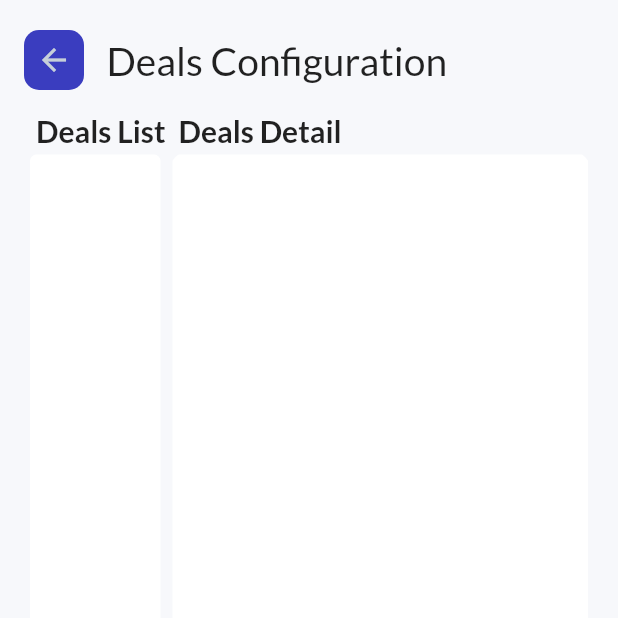
After one commit to pratyushharsh/parchi, a Flutter app: the CreateEditDealsView screen opened by its route, on a phone screen of 412 x 824 dp, the top half of it. The commit adds this screen. Run offline on Flutter 3.47's test engine with Material 2 defaults, Android fonts, the light colour scheme and no system bars; our stand-ins replace awesome_snackbar_content, barcode_widget, bloc, blurrycontainer, cached_network_image, connectivity_plus and 24 more; missing offline and left inert: amazon_cognito_identity_dart_2, bluetooth_print, dart:ffi, number_to_words; accounts and stored records are empty; generated files the repository leaves out were written again; network calls fail; project files that could hold a hidden picture were left out.

Commit message:
Changes to implement the deals engine

```diff
--- a/assets/translations/en-US.json
+++ b/assets/translations/en-US.json
@@ -95,6 +95,7 @@
     "_cancelTransaction": "Cancel Transaction",
     "_cancelTransactionLabel": "Would you like to cancel this transaction?",
     "_tenderAmount": "Tender Amount \n {amount}",
+    "_dealsConfiguration": "Deals Configuration",
 
     "_taxGroupLabel": "Tax Group: {groupId} | {groupName}",
     "_receiptNoLabel": "Ord : {receiptNo}",
--- a/lib/src/config/route_config.dart
+++ b/lib/src/config/route_config.dart
@@ -23,6 +23,7 @@ import '../module/about/about_view.dart';
 import '../module/bulk_import/bulk_import_view.dart';
 import '../module/create_edit_customer/create_edit_customer_view.dart';
 import '../module/create_new_item/modify_line_item_screen.dart';
+import '../module/deals/create_edit_deals.dart';
 import '../module/employee/employee_list_view.dart';
 import '../module/receipt_display/invoice_display.dart';
 import '../module/receipt_setting/invoice_setting_view.dart';
@@ -55,6 +56,7 @@ class RouteConfig {
   static const String employeeScreen = "/employee";
   static const String sequenceConfigScreen = "/sequence-config";
   static const String bulkImportScreen = "/bulk-import";
+  static const String createDealScreen = "/deals";
 
 
   static Route<dynamic> onGenerateRoute(RouteSettings settings) {
@@ -128,6 +130,8 @@ class RouteConfig {
         return MaterialPageRoute(builder: (_) => const CreateEditSequenceView());
       case bulkImportScreen:
         return MaterialPageRoute(builder: (_) => const BulkImportView());
+      case createDealScreen:
+        return MaterialPageRoute(builder: (_) => const CreateEditDealsView());
       default:
         return MaterialPageRoute(
             builder: (_) => Scaffold(
--- /dev/null
+++ b/lib/src/module/deals/bloc/create_edit_deals_bloc.dart
@@ -0,0 +1,15 @@
+import 'dart:async';
+
+import 'package:bloc/bloc.dart';
+import 'package:meta/meta.dart';
+
+part 'create_edit_deals_event.dart';
+part 'create_edit_deals_state.dart';
+
+class CreateEditDealsBloc extends Bloc<CreateEditDealsEvent, CreateEditDealsState> {
+  CreateEditDealsBloc() : super(CreateEditDealsInitial()) {
+    on<CreateEditDealsEvent>((event, emit) {
+      // TODO: implement event handler
+    });
+  }
+}
--- /dev/null
+++ b/lib/src/module/deals/bloc/create_edit_deals_event.dart
@@ -0,0 +1,4 @@
+part of 'create_edit_deals_bloc.dart';
+
+@immutable
+abstract class CreateEditDealsEvent {}
--- /dev/null
+++ b/lib/src/module/deals/bloc/create_edit_deals_state.dart
@@ -0,0 +1,6 @@
+part of 'create_edit_deals_bloc.dart';
+
+@immutable
+abstract class CreateEditDealsState {}
+
+class CreateEditDealsInitial extends CreateEditDealsState {}
--- /dev/null
+++ b/lib/src/module/deals/bloc/deals_config_desktop.dart
@@ -0,0 +1,59 @@
+import 'package:flutter/material.dart';
+
+class DealsConfigDesktopView extends StatelessWidget {
+  const DealsConfigDesktopView({Key? key}) : super(key: key);
+
+  @override
+  Widget build(BuildContext context) {
+    return Column(
+      children: [
+        Row(children: const [
+          Expanded(
+            flex: 1,
+            child: Padding(
+              padding: EdgeInsets.only(left: 8.0),
+              child: Text(
+                "Deals List",
+                style: TextStyle(fontSize: 20, fontWeight: FontWeight.bold),
+              ),
+            ),
+          ),
+          Expanded(
+            flex: 3,
+            child: Padding(
+              padding: EdgeInsets.only(left: 8.0),
+              child: Text(
+                "Deals Detail",
+                style: TextStyle(fontSize: 20, fontWeight: FontWeight.bold),
+              ),
+            ),
+          )
+        ]),
+        Expanded(
+          child: Row(children: [
+            Expanded(
+              flex: 1,
+              child: ClipRRect(
+                borderRadius: BorderRadius.circular(18),
+                child: Card(
+                  elevation: 0,
+                  child: Container(),
+                ),
+              ),
+            ),
+            Expanded(
+              flex: 3,
+              child: ClipRRect(
+                borderRadius: BorderRadius.circular(20),
+                child: Card(
+                  elevation: 0,
+                  child: Container(),
+                ),
+              ),
+            )
+          ]),
+        ),
+      ],
+    );
+  }
+}
--- /dev/null
+++ b/lib/src/module/deals/create_edit_deals.dart
@@ -0,0 +1,62 @@
+import 'dart:io';
+
+import 'package:flutter/material.dart';
+
+import '../../config/theme_settings.dart';
+import '../../widgets/appbar_leading.dart';
+import 'bloc/deals_config_desktop.dart';
+
+class CreateEditDealsView extends StatelessWidget {
+  const CreateEditDealsView({Key? key}) : super(key: key);
+
+  @override
+  Widget build(BuildContext context) {
+    return Container(
+      color: Colors.white,
+      child: SafeArea(
+        child: Scaffold(
+            backgroundColor: AppColor.background,
+            body: Stack(
+              fit: StackFit.expand,
+              children: [
+                const Positioned(
+                  top: 75,
+                  left: 16,
+                  right: 16,
+                  bottom: 16,
+                  child: DealConfigView(),
+                ),
+                Positioned(
+                  top: 20,
+                  left: 16,
+                  child: AppBarLeading(
+                    heading: "_dealsConfiguration",
+                    icon: Icons.arrow_back,
+                    onTap: () {
+                      Navigator.of(context).pop();
+                    },
+                  ),
+                ),
+              ],
+            )),
+      ),
+    );
+  }
+}
+
+class DealConfigView extends StatelessWidget {
+  const DealConfigView({Key? key}) : super(key: key);
+
+  @override
+  Widget build(BuildContext context) {
+    return Builder(builder: (context) {
+      return const DealsConfigDesktopView();
+
+      // if (Platform.isIOS || Platform.isAndroid) {
+      //   return const TaxConfigMobileView();
+      // } else {
+      //   return const TaxConfigDesktopView();
+      // }
+    });
+  }
+}
--- a/lib/src/module/settings/settings_screen.dart
+++ b/lib/src/module/settings/settings_screen.dart
@@ -133,6 +133,13 @@ class _SettingsScreenState extends State<SettingsScreen> {
                       onTap: () {
                         Navigator.of(context)
                             .pushNamed(RouteConfig.receiptSettingViewScreen);
+                      },
+                    ),
+                    SettingsItem(
+                      text: "_dealsConfiguration",
+                      onTap: () {
+                        Navigator.of(context)
+                            .pushNamed(RouteConfig.createDealScreen);
                       },
                     ),
                   ],
--- a/lib/src/module/tax/create_edit_tax.dart
+++ b/lib/src/module/tax/create_edit_tax.dart
@@ -126,7 +126,14 @@ class TaxGroupTile extends StatelessWidget {
               mainAxisAlignment: MainAxisAlignment.spaceBetween,
               children:
           [
-            Text(taxGroup.description),
+            Column(
+              mainAxisSize: MainAxisSize.min,
+              crossAxisAlignment: CrossAxisAlignment.start,
+              children: [
+                Text(taxGroup.description),
+                Text("${taxGroup.groupId} | ${taxGroup.name}"),
+              ],
+            ),
             CloudSyncIcon(
               syncState: taxGroup.syncState ?? 0,
             )
@@ -156,7 +163,14 @@ class TaxRuleTile extends StatelessWidget {
         child: Row(
           mainAxisAlignment: MainAxisAlignment.spaceBetween,
           children: [
-            Text(taxRule.ruleName!),
+            Column(
+              mainAxisSize: MainAxisSize.min,
+              crossAxisAlignment: CrossAxisAlignment.start,
+              children: [
+                Text("${taxRule.ruleName}"),
+                Text("${taxRule.ruleId} @ ${taxRule.percent?.toStringAsFixed(2)} %"),
+              ],
+            ),
             IconButton(
               icon: const Icon(Icons.delete),
               onPressed: () {
```
